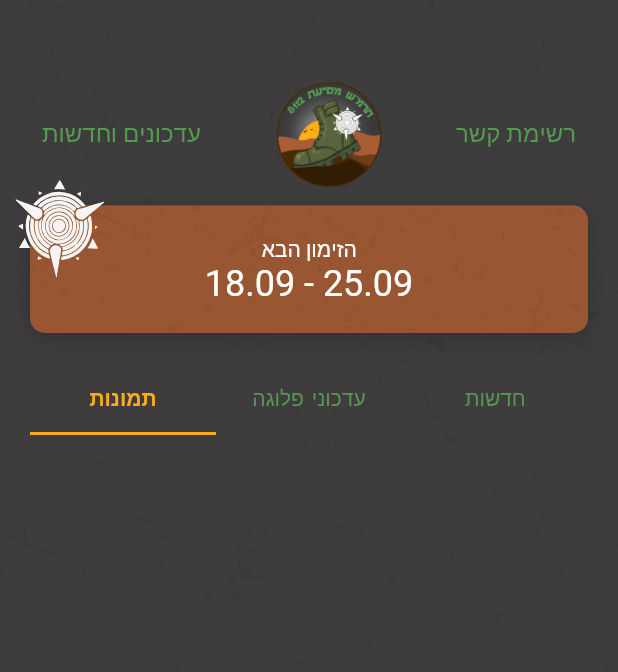
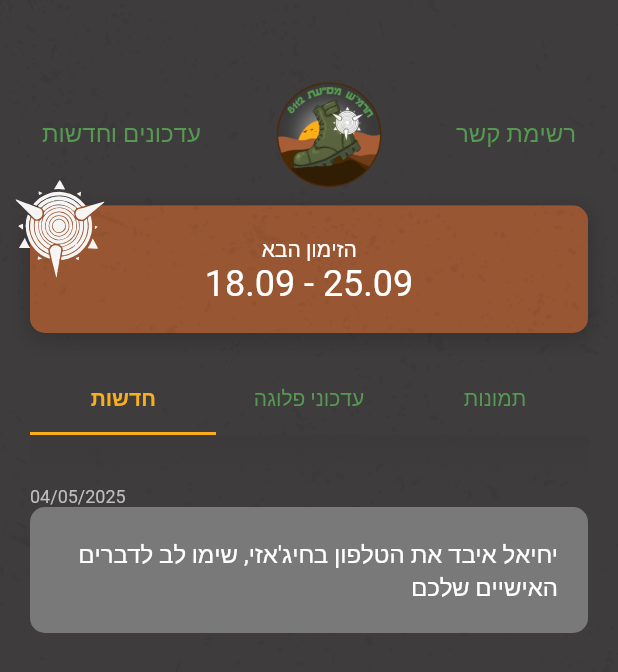
Before and after one commit to Dean99712/regiment8112_project, a Flutter app: the screen it shows after launch, after a tap on "לקבלת קוד חד פעמי", on a phone screen of 412 x 824 dp. Shown: the top 672 px of the screen. Run offline on Flutter 3.47's test engine with Material 2 defaults, Android fonts, the phone set to English and light mode, and no system bars; our stand-ins replace flutter_svg, font_awesome_flutter, google_fonts; Roboto replaces fonts that are missing (Heebo, Rubik Dirt).

Commit message:
Switch Screens

```diff
--- a/lib/custom_text.dart
+++ b/lib/custom_text.dart
@@ -1,16 +1,19 @@
 import 'package:flutter/material.dart';
+import 'package:google_fonts/google_fonts.dart';
 
 class CustomText extends StatelessWidget {
-  const CustomText( this.text, {super.key});
+  const CustomText(this.fontSize, this.color,this.text, {super.key});
 
+  final Color color;
   final String text;
+  final double fontSize;
 
   @override
   Widget build(BuildContext context) {
     return Text(
       text,
-      style: const TextStyle(
-          color: Color.fromRGBO(86, 154, 82, 1), fontSize: 16),
+      textDirection: TextDirection.rtl,
+      style: GoogleFonts.heebo(color: color, fontSize: fontSize),
     );
   }
 }
--- /dev/null
+++ b/lib/data/news.dart
@@ -0,0 +1,15 @@
+import '../models/news.dart';
+
+var news = [
+  News("יחיאל איבד את הטלפון בחיג'אזי, שימו לב לדברים האישיים שלכם", DateTime.now()),
+  News("this is News", DateTime.now()),
+  News("this is News", DateTime.now()),
+  News("this is News", DateTime.now()),
+  News("this is News", DateTime.now()),
+  News("this is News", DateTime.now()),
+  News("this is News", DateTime.now()),
+  News("this is News", DateTime.now()),
+  News("this is News", DateTime.now()),
+  News("this is News", DateTime.now()),
+  News("this is News", DateTime.now()),
+];
--- /dev/null
+++ b/lib/data/updates.dart
@@ -0,0 +1,14 @@
+import '../models/updates.dart';
+
+var updates = [
+  Updates("Update", DateTime.now()),
+  Updates("Update", DateTime.now()),
+  Updates("Update", DateTime.now()),
+  Updates("Update", DateTime.now()),
+  Updates("Update", DateTime.now()),
+  Updates("Update", DateTime.now()),
+  Updates("Update", DateTime.now()),
+  Updates("Update", DateTime.now()),
+  Updates("Update", DateTime.now()),
+  Updates("Update", DateTime.now()),
+];
--- a/lib/gradient_container.dart
+++ b/lib/gradient_container.dart
@@ -1,6 +1,7 @@
 import 'package:flutter/material.dart';
 import 'package:regiment8112_project/swipable_tab.dart';
 import 'package:regiment8112_project/top_section.dart';
+
 
 const topAlignment = Alignment.topLeft;
 const bottomAlignment = Alignment.bottomRight;
@@ -24,13 +25,12 @@ class GradientContainer extends StatelessWidget {
             colors: colors,
           )),
       padding: const EdgeInsets.fromLTRB(20, 40, 20, 0),
-        child: Center(
+      child: const Center(
         child: Column(
           mainAxisSize: MainAxisSize.max,
-            children: const [TopSection(), SwipeableTab()],
+          children: [TopSection(), Expanded(child: SwipeableTab())],
         ),
       ),
-
     );
   }
 }
--- a/lib/login.dart
+++ b/lib/login.dart
@@ -1,6 +1,7 @@
 import 'package:flutter/material.dart';
-import 'package:regiment8112_project/gradient_container.dart';
-import 'package:regiment8112_project/login_screen.dart';
+import 'gradient_container.dart';
+import 'login_screen.dart';
+
 
 class Login extends StatefulWidget {
   const Login({Key? key}) : super(key: key);
@@ -21,6 +22,7 @@ class _LoginState extends State<Login> {
   @override
   Widget build(BuildContext context) {
     return MaterialApp(
+      title: 'חרמ"ש מסייעת 8112',
       debugShowCheckedModeBanner: false,
       home: Scaffold(
         body: Container(
--- a/lib/login_screen.dart
+++ b/lib/login_screen.dart
@@ -9,17 +9,14 @@ class LoginPage extends StatelessWidget {
 
   @override
   Widget build(BuildContext context) {
-    double w = MediaQuery.of(context).size.width;
-    double h = MediaQuery.of(context).size.height;
-
     return MaterialApp(
       debugShowCheckedModeBanner: false,
       home: Scaffold(
         resizeToAvoidBottomInset: true,
         body: Container(
           padding: const EdgeInsets.all(60),
-          width: w,
-          height: h,
+          width: double.infinity,
+          height: double.infinity,
           decoration: const BoxDecoration(
               image: DecorationImage(
                   opacity: 0.12,
@@ -29,6 +26,7 @@ class LoginPage extends StatelessWidget {
                 Color.fromRGBO(121, 121, 121, 1),
                 Color.fromRGBO(60, 58, 59, 1),
               ])),
+          child: SingleChildScrollView(
             child: Column(
               mainAxisSize: MainAxisSize.min,
               children: [
@@ -62,6 +60,7 @@ class LoginPage extends StatelessWidget {
                   ),
                 ),
                 MaterialButton(
+                  shape: RoundedRectangleBorder(borderRadius: BorderRadius.circular(10)),
                     color: const Color.fromRGBO(86, 154, 82, 1),
                     onPressed: start,
                     child: Text(
@@ -70,9 +69,11 @@ class LoginPage extends StatelessWidget {
                     )),
                 Container(
                   padding: const EdgeInsets.only(top: 24),
+                  child: SizedBox(
+                    height: 70,
                     child: Column(
                       crossAxisAlignment: CrossAxisAlignment.center,
-                    mainAxisAlignment: MainAxisAlignment.spaceEvenly,
+                        mainAxisAlignment: MainAxisAlignment.spaceBetween,
                         children: [
                           Text(
                             "לא מצליחים להתחבר?",
@@ -92,8 +93,10 @@ class LoginPage extends StatelessWidget {
                             color: Color.fromRGBO(190, 190, 190, 1),
                           )
                         ]),
+                  ),
                 )
               ],
+            ),
           ),
         ),
       ),
--- a/lib/main.dart
+++ b/lib/main.dart
@@ -1,6 +1,11 @@
 import 'package:flutter/material.dart';
+// import 'package:firebase_core/firebase_core.dart';
+// import 'firebase_options.dart';
 import 'login.dart';
 
 void main() {
+  // WidgetsFlutterBinding.ensureInitialized();
+  // await Firebase.initializeApp(
+  //   options: DefaultFirebaseOptions.currentPlatform,
   runApp(const Login());
 }
--- /dev/null
+++ b/lib/models/news.dart
@@ -0,0 +1,6 @@
+class News {
+  News(this.news, this.dateTime);
+
+  final String news;
+  final DateTime dateTime;
+}
--- /dev/null
+++ b/lib/models/updates.dart
@@ -0,0 +1,6 @@
+class Updates {
+  Updates(this.updates, this.dateTime);
+
+  final String updates;
+  final DateTime dateTime;
+}
--- a/lib/swipable_tab.dart
+++ b/lib/swipable_tab.dart
@@ -1,5 +1,8 @@
 import 'package:flutter/material.dart';
-import 'package:regiment8112_project/tabs/tap_bar.dart';
+import 'package:regiment8112_project/tabs/tab.dart';
+import 'package:regiment8112_project/tabs/tab/images_tab.dart';
+import 'package:regiment8112_project/tabs/tab/news_tab.dart';
+import 'package:regiment8112_project/tabs/tab/updates_tab.dart';
 
 class SwipeableTab extends StatefulWidget {
   const SwipeableTab({Key? key}) : super(key: key);
@@ -9,17 +12,42 @@ class SwipeableTab extends StatefulWidget {
 }
 
 class _SwipeableTabState extends State<SwipeableTab> {
+  List<Widget> myTabs = const [
+    MyTab(text: "חדשות"),
+    MyTab(text: "עדכוני פלוגה"),
+    MyTab(text: "תמונות")
+  ];
+
   @override
   Widget build(BuildContext context) {
     return DefaultTabController(
-      length: 3,
-      child: Center(
-        child: Column(
-          children: const [
-            TabBars(),
-          ],
-        ),
-      ),
-    );
+        length: myTabs.length,
+        child: Center(
+          widthFactor: double.infinity,
+          heightFactor: double.infinity,
+          child: Column(
+            children: [
+              // TabBars(),
+              TabBar(
+                  unselectedLabelStyle:
+                      const TextStyle(fontWeight: FontWeight.normal),
+                  labelStyle: const TextStyle(fontWeight: FontWeight.bold),
+                  padding: const EdgeInsets.only(top: 20),
+                  unselectedLabelColor: const Color.fromRGBO(86, 154, 82, 1),
+                  indicatorColor: const Color.fromRGBO(251, 174, 27, 1),
+                  labelColor: const Color.fromRGBO(251, 174, 27, 1),
+                  tabs: myTabs),
+              const Expanded(
+                  child: TabBarView(children: [
+                NewsTab(),
+                UpdatesTab(),
+                ImagesTab()
+                // News Page
+                // Updates Page
+                // Images Page
+              ])),
+            ],
+          ),
+        ));
   }
 }
--- /dev/null
+++ b/lib/tabs/tab.dart
@@ -0,0 +1,18 @@
+import 'package:flutter/material.dart';
+import 'package:google_fonts/google_fonts.dart';
+
+class MyTab extends StatelessWidget {
+  const MyTab({super.key, required this.text});
+
+  final String text;
+
+  @override
+  Widget build(BuildContext context) {
+    return Tab(
+      child: Text(
+        text,
+        style: GoogleFonts.heebo(),
+      ),
+    );
+  }
+}
--- /dev/null
+++ b/lib/tabs/tab/images_tab.dart
@@ -0,0 +1,12 @@
+import 'package:flutter/material.dart';
+
+class ImagesTab extends StatelessWidget {
+  const ImagesTab({Key? key}) : super(key: key);
+
+  @override
+  Widget build(BuildContext context) {
+    return Container(
+      decoration: const BoxDecoration(color: Color.fromRGBO(255, 255, 255, 0.5)),
+    );
+  }
+}
--- /dev/null
+++ b/lib/tabs/tab/news_tab.dart
@@ -0,0 +1,54 @@
+import 'package:flutter/material.dart';
+import '../../custom_text.dart';
+import '../../data/news.dart';
+import '../../models/news.dart';
+
+class NewsTab extends StatelessWidget {
+  const NewsTab({super.key});
+
+  @override
+  Widget build(BuildContext context) {
+
+    News currentQuestion = news[0];
+
+    return Container(
+      width: double.infinity,
+      height: double.infinity,
+      child: Column(
+        children: [
+          SizedBox(
+            height: 34,
+            width: 390,
+            child: Container(
+              decoration: const BoxDecoration(
+                  gradient: LinearGradient(
+                      begin: Alignment.topCenter,
+                      end: Alignment.bottomCenter,
+                      colors: [
+                    Color.fromRGBO(60, 58, 59, 1),
+                    Color.fromRGBO(60, 58, 59, 0),
+                  ])),
+            ),
+          ),
+          Column(
+            crossAxisAlignment: CrossAxisAlignment.start,
+            mainAxisAlignment: MainAxisAlignment.end,
+            mainAxisSize: MainAxisSize.min,
+            children: [
+              const CustomText(12, Color.fromRGBO(190, 190, 190, 1), "04/05/2025"),
+              Container(
+                padding: const EdgeInsets.all(20),
+                width: double.infinity,
+                decoration: const BoxDecoration(
+                  color: Color.fromRGBO(121, 121, 121, 1),
+                  borderRadius: BorderRadius.all(Radius.circular(10))
+                ),
+                child: CustomText(16, Colors.white ,currentQuestion.news),
+              )
+            ],
+          )
+        ],
+      ),
+    );
+  }
+}
--- /dev/null
+++ b/lib/tabs/tab/updates_tab.dart
@@ -0,0 +1,10 @@
+import 'package:flutter/material.dart';
+
+class UpdatesTab extends StatelessWidget {
+  const UpdatesTab({Key? key}) : super(key: key);
+
+  @override
+  Widget build(BuildContext context) {
+    return const Text("Updates");
+  }
+}
--- a/lib/top_section.dart
+++ b/lib/top_section.dart
@@ -1,7 +1,8 @@
 import 'package:flutter/material.dart';
 import 'package:flutter_svg/flutter_svg.dart';
 import 'package:google_fonts/google_fonts.dart';
-import 'package:regiment8112_project/custom_text.dart';
+
+import 'custom_text.dart';
 
 class TopSection extends StatelessWidget {
   const TopSection({super.key});
@@ -17,14 +18,22 @@ class TopSection extends StatelessWidget {
           children: [
             TextButton(
               onPressed: onPress,
-              child: const CustomText("עדכונים וחדשות"),
+              child: const CustomText(
+                16,
+                Color.fromRGBO(86, 154, 82, 1),
+                "עדכונים וחדשות",
+              ),
             ),
             Image.asset(
               'assets/svg/logo.png',
               width: 97,
               height: 97,
             ),
-            TextButton(onPressed: () {}, child: const CustomText("רשימת קשר")),
+            TextButton(
+              onPressed: () {},
+              child: const CustomText(
+                  16, Color.fromRGBO(86, 154, 82, 1), "רשימת קשר"),
+            ),
           ],
         ),
         Stack(
@@ -35,7 +44,8 @@ class TopSection extends StatelessWidget {
               decoration: BoxDecoration(
                   image: const DecorationImage(
                       opacity: 0.20,
-                      colorFilter: ColorFilter.mode(Color.fromRGBO(0, 0, 0, 0.10), BlendMode.multiply),
+                      colorFilter: ColorFilter.mode(
+                          Color.fromRGBO(0, 0, 0, 0.10), BlendMode.multiply),
                       image: AssetImage("assets/images/Group 126.png"),
                       fit: BoxFit.cover),
                   color: const Color.fromRGBO(167, 93, 53, 1),
```
Also changed, not shown: pubspec.lock, 8 other files. Lines whose indentation alone changed are shown as unchanged.
